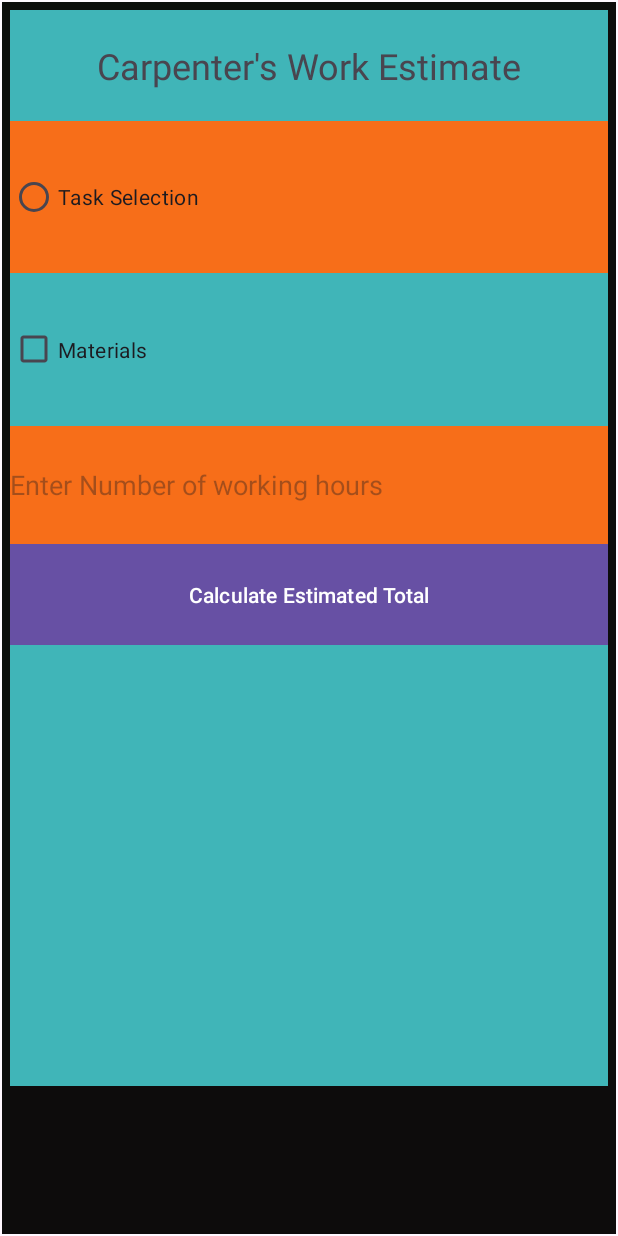
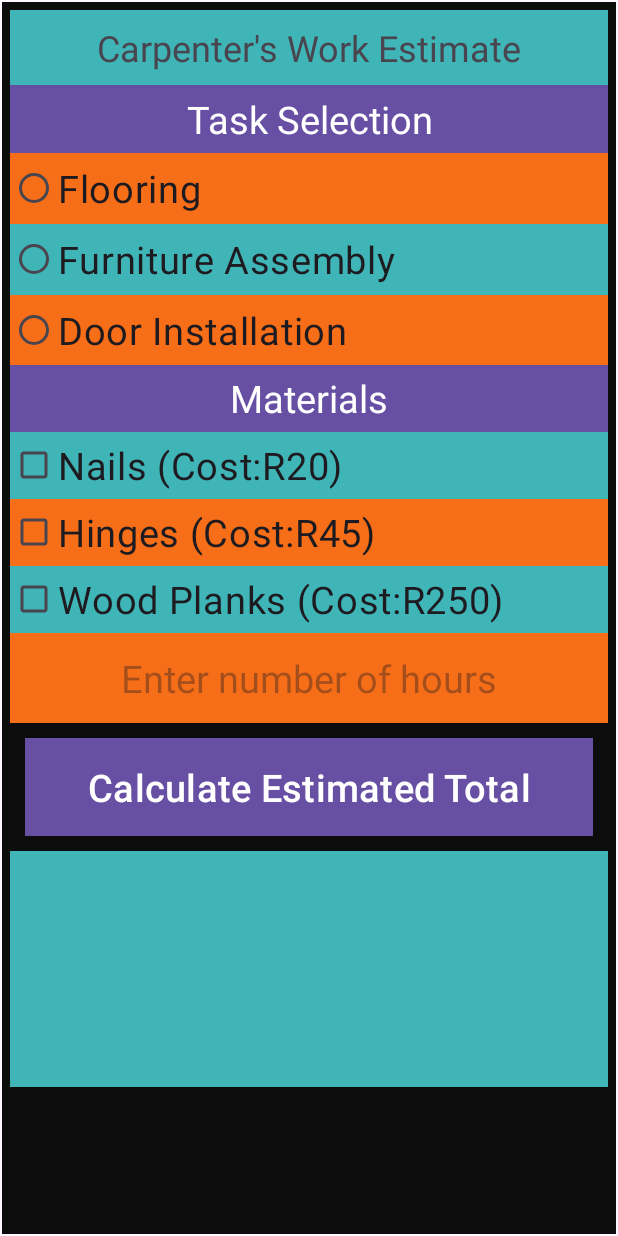
Before and after one commit to ST10472486/Carpenters-Work-Estimate-App, an Android app: the screen it shows after launch (MainActivity), on a phone screen of 412 x 824 dp. Run offline under Robolectric (Android 15) with nearby library versions, the phone set to English and light mode, and no system bars.

Commit message:
Code added and updated

```diff
--- a/app/src/main/java/vcmsa/ci/carpentersworkapplication/MainActivity.kt
+++ b/app/src/main/java/vcmsa/ci/carpentersworkapplication/MainActivity.kt
@@ -1,12 +1,29 @@
 package vcmsa.ci.carpentersworkapplication
 
 import android.os.Bundle
+import android.widget.Button
+import android.widget.CheckBox
+import android.widget.EditText
+import android.widget.RadioButton
+import android.widget.TextView
 import androidx.activity.enableEdgeToEdge
 import androidx.appcompat.app.AppCompatActivity
 import androidx.core.view.ViewCompat
 import androidx.core.view.WindowInsetsCompat
 
+
 class MainActivity : AppCompatActivity() {
+    lateinit var tvHours: EditText
+    lateinit var rdbtnDoor: RadioButton
+    lateinit var rdbtnFurniture: RadioButton
+    lateinit var rdbtnFlooring: RadioButton
+    lateinit var chkNails: CheckBox
+    lateinit var chkHinges: CheckBox
+    lateinit var chkPlanks: CheckBox
+    lateinit var btnTotal: Button
+    lateinit var tvResult: TextView
+
+
     override fun onCreate(savedInstanceState: Bundle?) {
         super.onCreate(savedInstanceState)
         enableEdgeToEdge()
@@ -16,5 +33,58 @@ class MainActivity : AppCompatActivity() {
             v.setPadding(systemBars.left, systemBars.top, systemBars.right, systemBars.bottom)
             insets
         }
+
+        tvHours = findViewById(R.id.tvHours)
+        rdbtnDoor = findViewById(R.id.rdbtnDoor)
+        rdbtnFurniture = findViewById(R.id.rdbtnFurniture)
+        rdbtnFlooring = findViewById(R.id.rdbtnFlooring)
+        chkNails = findViewById(R.id.chkNails)
+        chkHinges = findViewById(R.id.chkHinges)
+        chkPlanks = findViewById(R.id.chkPlanks)
+        btnTotal = findViewById(R.id.btnTotal)
+        tvResult = findViewById(R.id.tvResult)
+
+        btnTotal.setOnClickListener { CalcTotal() }
+
+
+
     }
-}
+
+    private fun CalcTotal() {
+        val inputHours = tvHours.text.toString()
+        if(inputHours.isEmpty()) {
+            tvResult.text = "Please enter number of hours"
+            return
+        }
+
+        val hours = inputHours.toIntOrNull()
+        if(hours == null || hours <= 0) {
+            tvResult.text = "Invalid number of hours"
+            return
+        }
+
+            var materialCost = 0
+
+           if(!rdbtnDoor.isChecked && !rdbtnFlooring.isChecked && !rdbtnFurniture.isChecked){
+        tvResult.text = "Please select a Task"
+               return
+           }
+
+            val materialLists = listOf(Pair(chkNails, 20),Pair(chkPlanks, 250),Pair(chkHinges, 45)
+            )
+
+            for ((checkbox, cost) in materialLists) {
+                if (checkbox.isChecked) {
+                    materialCost += cost
+
+                }
+
+            }
+
+
+            val totalCost = (materialCost * hours)
+            tvResult.text = "Total Cost of Task: R $totalCost"
+        }
+
+
+    }
--- a/app/src/main/res/layout/activity_main.xml
+++ b/app/src/main/res/layout/activity_main.xml
@@ -28,7 +28,7 @@
         <TextView
             android:id="@+id/textView"
             android:layout_width="match_parent"
-            android:layout_height="74dp"
+            android:layout_height="50dp"
             android:background="#40B5B8"
             android:gravity="center_horizontal|center_vertical"
             android:text="Carpenter's Work Estimate"
@@ -36,57 +36,129 @@
 
         <LinearLayout
             android:layout_width="match_parent"
-            android:layout_height="282dp"
+            android:layout_height="425dp"
             android:orientation="vertical">
 
-            <RadioButton
-                android:id="@+id/btnTask"
+            <TextView
+                android:id="@+id/textView2"
+                android:layout_width="match_parent"
+                android:layout_height="48dp"
+                android:layout_weight="1"
+                android:background="#ff6750a4"
+                android:gravity="center"
+                android:text="Task Selection"
+                android:textColor="#FFFFFF"
+                android:textSize="25dp" />
+
+            <RadioGroup
                 android:layout_width="match_parent"
                 android:layout_height="wrap_content"
+                android:layout_weight="1">
+
+                <RadioButton
+                    android:id="@+id/rdbtnFlooring"
+                    android:layout_width="match_parent"
+                    android:layout_height="wrap_content"
+                    android:layout_weight="1"
+                    android:background="#F76E19"
+                    android:text="Flooring"
+                    android:textSize="25dp" />
+
+                <RadioButton
+                    android:id="@+id/rdbtnFurniture"
+                    android:layout_width="match_parent"
+                    android:layout_height="wrap_content"
+                    android:layout_weight="1"
+                    android:background="#40B5B8"
+                    android:text="Furniture Assembly"
+                    android:textSize="25dp" />
+
+                <RadioButton
+                    android:id="@+id/rdbtnDoor"
+                    android:layout_width="match_parent"
+                    android:layout_height="wrap_content"
+                    android:layout_weight="1"
+                    android:background="#A36946"
+                    android:backgroundTint="#F76E19"
+                    android:text="Door Installation"
+                    android:textSize="25dp" />
+            </RadioGroup>
+
+            <TextView
+                android:id="@+id/textView3"
+                android:layout_width="match_parent"
+                android:layout_height="48dp"
                 android:layout_weight="1"
-                android:background="#A36946"
-                android:backgroundTint="#F76E19"
-                android:text="Task Selection" />
+                android:background="#ff6750a4"
+                android:gravity="center"
+                android:text="Materials"
+                android:textColor="#FFFFFF"
+                android:textSize="25dp" />
 
             <CheckBox
-                android:id="@+id/btnMaterials"
+                android:id="@+id/chkNails"
                 android:layout_width="match_parent"
                 android:layout_height="wrap_content"
                 android:layout_weight="1"
                 android:background="#40B5B8"
-                android:text="Materials" />
+                android:text="Nails (Cost:R20)"
+                android:textSize="25dp" />
+
+            <CheckBox
+                android:id="@+id/chkHinges"
+                android:layout_width="match_parent"
+                android:layout_height="wrap_content"
+                android:layout_weight="1"
+                android:background="#F76E19"
+                android:text="Hinges (Cost:R45)"
+                android:textSize="25dp" />
+
+            <CheckBox
+                android:id="@+id/chkPlanks"
+                android:layout_width="match_parent"
+                android:layout_height="wrap_content"
+                android:layout_weight="1"
+                android:background="#40B5B8"
+                android:text="Wood Planks (Cost:R250)"
+                android:textSize="25dp" />
 
             <EditText
                 android:id="@+id/tvHours"
                 android:layout_width="match_parent"
-                android:layout_height="wrap_content"
+                android:layout_height="63dp"
                 android:layout_weight="1"
                 android:background="#F76E19"
                 android:ems="10"
-                android:hint="Enter Number of working hours"
-                android:inputType="text" />
+                android:gravity="center"
+                android:hint="Enter number of hours"
+                android:inputType="number"
+                android:textSize="25dp" />
 
         </LinearLayout>
 
         <LinearLayout
             android:layout_width="match_parent"
             android:layout_height="wrap_content"
-            android:orientation="horizontal">
+            android:orientation="horizontal"
+            android:padding="10dp">
 
             <Button
                 android:id="@+id/btnTotal"
                 android:layout_width="wrap_content"
-                android:layout_height="67dp"
+                android:layout_height="65dp"
                 android:layout_weight="1"
                 android:background="#F76E19"
-                android:text="Calculate Estimated Total" />
+                android:text="Calculate Estimated Total"
+                android:textSize="25dp" />
         </LinearLayout>
 
         <TextView
             android:id="@+id/tvResult"
             android:layout_width="match_parent"
-            android:layout_height="294dp"
-            android:background="#40B5B8" />
+            android:layout_height="157dp"
+            android:background="#40B5B8"
+            android:gravity="center"
+            android:textSize="30dp" />
 
     </LinearLayout>
 </androidx.constraintlayout.widget.ConstraintLayout>
```
